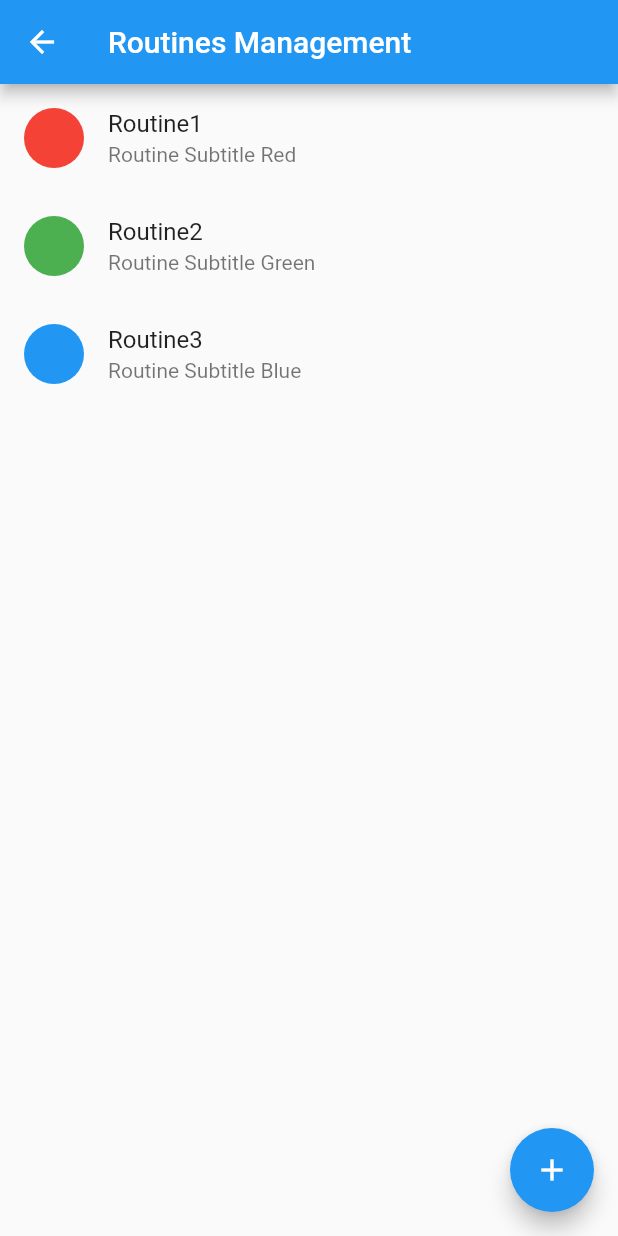
After one commit to jaywon99/routines, a Flutter app: the RoutineListPage screen opened by its route, on a phone screen of 412 x 824 dp. The commit adds this screen. Run offline on Flutter 3.47's test engine with Material 2 defaults, Android fonts, the phone set to English and light mode, and no system bars; our stand-ins replace flutter_colorpicker.

Commit message:
v0.2.1 Persistence 분리 (in-memory) + Bloc
1. Memory DAO 만들기
2. Bloc 적용 - 위에서 만든 DAO를 적용
3. LoadingWidget 만들기
4. refactoring - widget 이름들 수정
5. editform의 named route로 면경

```diff
--- /dev/null
+++ b/lib/blocs/routine_bloc.dart
@@ -0,0 +1,41 @@
+import 'dart:async';
+import 'dart:collection';
+
+import 'package:routines/blocs/bloc_provider.dart';
+import 'package:routines/models/routine.dart';
+
+import 'package:routines/dao/memory/routines.dart';
+
+class RoutineBloc implements BlocBase {
+  // Synchronous Stream to handle the provision of the movie genres
+  // data stream. you get data from here
+  StreamController<List<Routine>> _routineController = StreamController<List<Routine>>.broadcast();
+  Stream<List<Routine>> get routines => _routineController.stream;
+
+  // DAO Object = Find a way to inject this. // Constructor??
+  // interface or something similar
+  RoutinesMemoryDAO _routinesDao = new RoutinesMemoryDAO();
+
+  void dispose() {
+    _routineController.close();
+  }
+
+  void update(Routine routine) {
+    _routinesDao.update(routine).then((_) => _notify());
+  }
+
+  void remove(Routine routine) async {
+    _routinesDao.remove(routine).then((_) => _notify());
+  }
+
+  void getAll() async {
+    List<Routine> _routines = await _routinesDao.findAll();
+    _routineController.sink.add(UnmodifiableListView<Routine>(_routines));
+  }
+
+  void _notify() async {
+    List<Routine> _routines = await _routinesDao.findAll();
+    _routineController.sink.add(UnmodifiableListView<Routine>(_routines));
+  }
+
+}
--- /dev/null
+++ b/lib/const.dart
@@ -0,0 +1,7 @@
+
+class Const {
+  static final String ROUTE_HOME_PAGE = '/'; // right now not used.
+  static final String ROUTE_ABOUT_PAGE = '/about'; // About Page
+  static final String ROUTE_ROUTINE_LIST_PAGE = '/routines'; // Routine list page
+  static final String ROUTE_ROUTINE_EDIT_FORM = '/routines/edit'; // Routine edit form
+}
--- /dev/null
+++ b/lib/dao/memory/routines.dart
@@ -0,0 +1,67 @@
+import 'package:flutter/material.dart';
+import 'package:routines/models/routine.dart';
+
+// interface style로 만들어야 하지 않을지..
+class RoutinesMemoryDAO {
+  List<Routine> _routines;
+  int _lastId = 0;
+
+  RoutinesMemoryDAO() {
+    _routines = List<Routine>();
+    // PUT INITIAL DATA for testing
+    this.update(Routine(
+        id: -1,
+        title: 'Routine1',
+        subtitle: 'Routine Subtitle Red',
+        color: Colors.red));
+    this.update(Routine(
+        id: -1,
+        title: 'Routine2',
+        subtitle: 'Routine Subtitle Green',
+        color: Colors.green));
+    this.update(Routine(
+        id: -1,
+        title: 'Routine3',
+        subtitle: 'Routine Subtitle Blue',
+        color: Colors.blue));
+  }
+
+  // get all routines
+  Future<List<Routine>> findAll() async {
+    // PUT DELAY for TESTING
+    return Future.delayed(Duration(seconds: 1)).then((onValue) => _routines);
+  }
+
+  // find routine by id.
+  Future<Routine> findById(int id) async =>
+      Future.value(_routines.firstWhere((r) => r.id == id));
+
+  // add or update routine.
+  // if not exist, add it, else update it.
+  Future<int> update(Routine routine) async {
+    // print("before ${routine.id} ${routine.title}");
+    if (routine.id == -1 || routine.id == null) {
+      // NEW data
+      routine.id = (await _nextId());
+    }
+    int idx = _routines.indexWhere((item) => item.id == routine.id);
+    if (idx == -1) {
+      _routines.add(routine);
+    } else {
+      _routines[idx] = routine;
+    }
+    // print("after ${routine.id} ${routine.title}");
+    return Future.value(routine.id);
+  }
+
+  // Remove from list.
+  Future<int> remove(Routine routine) {
+    _routines.removeWhere((item) => item.id == routine.id);
+    return Future.value(1);
+  }
+
+  Future<int> _nextId() async {
+    _lastId = _lastId + 1;
+    return Future.value(_lastId);
+  }
+}
--- a/lib/main.dart
+++ b/lib/main.dart
@@ -1,9 +1,23 @@
 import 'package:flutter/material.dart';
+
+import 'package:routines/const.dart';
+
+import 'package:routines/blocs/bloc_provider.dart';
+import 'package:routines/blocs/routine_bloc.dart';
+
 import 'package:routines/widgets/home/page.dart';
 import 'package:routines/widgets/about/page.dart';
-import 'package:routines/widgets/routines/page.dart';
+import 'package:routines/widgets/routine/edit_form.dart';
+import 'package:routines/widgets/routine/list_page.dart';
 
-void main() => runApp(MyApp());
+void main() {
+  return runApp(
+    BlocProvider<RoutineBloc>(
+      bloc: RoutineBloc(), // Add Bloc Here
+      child: MyApp(),
+    ),
+  );
+}
 
 class MyApp extends StatelessWidget {
   // This widget is the root of your application.
@@ -15,11 +29,11 @@ class MyApp extends StatelessWidget {
         primarySwatch: Colors.blue,
       ),
       routes: {
-        // When navigating to the "/second" route, build the AboutPage widget.
-        '/about': (context) => AboutPage(),
-        '/routines': (context) => RoutineList(),
+        Const.ROUTE_ABOUT_PAGE: (context) => AboutPage(),
+        Const.ROUTE_ROUTINE_LIST_PAGE: (context) => RoutineListPage(),
+        Const.ROUTE_ROUTINE_EDIT_FORM: (context) =>
+            RoutineEditForm(routine: ModalRoute.of(context).settings.arguments),
       },
-      // When navigating to the "/" route, it will launch home property
       home: HomePage(title: 'Routines!'),
     );
   }
--- a/lib/widgets/routines/editform.dart
+++ b/lib/widgets/routine/edit_form.dart
@@ -1,21 +1,24 @@
 import 'package:flutter/material.dart';
-import 'package:routines/models/routines.dart';
-import 'package:routines/widgets/common/colorpicker.dart';
+import 'package:routines/blocs/bloc_provider.dart';
+import 'package:routines/blocs/routine_bloc.dart';
+import 'package:routines/models/routine.dart';
+import 'package:routines/widgets/common/color_picker_raised_button.dart';
 
-class RoutineItemEditForm extends StatefulWidget {
-  RoutineItemEditForm({Key key, this.routine}) : super(key: key);
+class RoutineEditForm extends StatefulWidget {
+  RoutineEditForm({Key key, this.routine}) : super(key: key);
   final Routine routine;
 
   @override
-  _RoutineItemEditFormState createState() => _RoutineItemEditFormState();
+  _RoutineEditFormState createState() => _RoutineEditFormState();
 }
 
-class _RoutineItemEditFormState extends State<RoutineItemEditForm> {
+class _RoutineEditFormState extends State<RoutineEditForm> {
   final titleController =
       TextEditingController(); // https://flutter.dev/docs/cookbook/forms/retrieve-input
   final subtitleController = TextEditingController();
   final colorController = ColorPickingController();
   final _formKey = GlobalKey<FormState>();
+  get _isNew => widget.routine == null;
 
   @override
   void initState() {
@@ -36,7 +39,7 @@ class _RoutineItemEditFormState extends State<RoutineItemEditForm> {
 
   @override
   Widget build(BuildContext context) {
-    final title = (widget.routine == null) ? "New Routine" : "Edit Routine";
+    final title = _isNew ? "New Routine" : "Edit Routine";
 
     return Scaffold(
       appBar: AppBar(title: Text(title)),
@@ -80,21 +83,34 @@ class _RoutineItemEditFormState extends State<RoutineItemEditForm> {
                   child: ColorPickerRaisedButtonWidget(
                     controller: colorController,
                     child: Text('Pick Color'),
-                ),),
+                  ),
+                ),
               ),
               Container(
                 alignment: Alignment.centerRight,
                 child: RaisedButton(
                   onPressed: () {
                     if (_formKey.currentState.validate()) {
-                      Navigator.of(context).pop(
-                        Routine(
+                      Routine routine = Routine(
                         id: widget.routine?.id ?? -1,
                         title: titleController.text,
                         subtitle: subtitleController.text,
                         color: colorController.color,
-                        ),
                       );
+
+                      final RoutineBloc bloc =
+                          BlocProvider.of<RoutineBloc>(context);
+                      bloc.update(routine);
+
+                      // TODO: open snackbar after closing window or return back??
+                      // String message = _isNew
+                      //     ? "${routine.title} Added."
+                      //     : "${routine.title} Updated.";
+                      // _scaffoldKey.currentState
+                      //   ..removeCurrentSnackBar()
+                      //   ..showSnackBar(SnackBar(content: Text(message)));
+
+                      Navigator.of(context).pop();
                     }
                   },
                   child: Text('Submit'),
--- a/lib/widgets/routines/listitem.dart
+++ b/lib/widgets/routine/list_item_widget.dart
@@ -1,20 +1,25 @@
 import 'package:flutter/material.dart';
-import 'package:routines/models/routines.dart';
 
-typedef  void CallbackRoutineItem(Routine routine);
+import 'package:routines/blocs/bloc_provider.dart';
+import 'package:routines/blocs/routine_bloc.dart';
+
+import 'package:routines/models/routine.dart';
+
+typedef void CallbackRoutineItem(Routine routine);
 
 // 1. Statefull or Stateless
 class RoutineListItem extends StatelessWidget {
   final Routine routine;
   final CallbackRoutineItem onEditAction; // Callback typedef를 바꾸는 게 좋을 듯..
-  final CallbackRoutineItem onDismissedAction;
 
   RoutineListItem(
-      {Key key, this.routine, this.onDismissedAction, this.onEditAction})
+      {Key key, this.routine, this.onEditAction})
       : super(key: key);
 
   @override
   Widget build(BuildContext context) {
+    final RoutineBloc bloc = BlocProvider.of<RoutineBloc>(context);
+
     return Dismissible(
       key: Key(routine.id.toString()),
       background: Container(
@@ -50,8 +55,12 @@ class RoutineListItem extends StatelessWidget {
         DismissDirection.startToEnd: 0.2,
         DismissDirection.endToStart: 0.2,
       },
-      onDismissed: (direction) =>
-          onDismissedAction(routine), // only one type dismissed support
+      onDismissed: (direction) {
+        Scaffold.of(context)
+          ..removeCurrentSnackBar()
+          ..showSnackBar(SnackBar(content: Text("${routine.title} dismissed")));
+        bloc.remove(routine);
+      },
       child: ListTile(
         title: Text('${routine.title}'),
         subtitle: Text('${routine.subtitle}'),
@@ -59,7 +68,9 @@ class RoutineListItem extends StatelessWidget {
         //   width: 20.0,
         //   color: routine.color,
         // ),
-        leading: CircleAvatar(backgroundColor: routine.color,),
+        leading: CircleAvatar(
+          backgroundColor: routine.color,
+        ),
         onTap: () => onEditAction(routine),
       ),
     );
--- /dev/null
+++ b/lib/widgets/routine/list_page.dart
@@ -0,0 +1,89 @@
+import 'package:flutter/material.dart';
+import 'package:routines/blocs/bloc_provider.dart';
+import 'package:routines/blocs/routine_bloc.dart';
+import 'package:routines/const.dart';
+import 'package:routines/models/routine.dart';
+import 'package:routines/widgets/common/loading_widget.dart';
+import 'package:routines/widgets/routine/list_item_widget.dart';
+
+class RoutineListPage extends StatefulWidget {
+  @override
+  _RoutineListPageState createState() => _RoutineListPageState();
+}
+
+class _RoutineListPageState extends State<RoutineListPage> {
+  final _scaffoldKey = GlobalKey<ScaffoldState>();
+
+  @override
+  Widget build(BuildContext context) {
+    final RoutineBloc bloc = BlocProvider.of<RoutineBloc>(context);
+
+    return Scaffold(
+      key: _scaffoldKey,
+      appBar: AppBar(
+        title: Text('Routines Management'),
+      ),
+      body: Center(
+        child: StreamBuilder<List<Routine>>(
+          stream: bloc.routines,
+          builder:
+              (BuildContext context, AsyncSnapshot<List<Routine>> snapshot) {
+            if (snapshot.data == null) {
+              bloc.getAll();
+              return LoadingWidget();
+            }
+            List<Routine> routines = snapshot.data;
+            return ListView.builder(
+              itemCount: routines.length,
+              itemBuilder: (context, index) {
+                return RoutineListItem(
+                  routine: routines[index],
+                  onEditAction: (routine) => _editRoutineItem(context, routine),
+                );
+              },
+            );
+          },
+        ),
+      ),
+      floatingActionButton: FloatingActionButton(
+        onPressed: () => _newRoutineItem(context),
+        tooltip: 'New Routine',
+        child: Icon(Icons.add),
+      ),
+    );
+  }
+
+  // TODO: Moving to editform.dart (handle Snackbar)
+  Future<void> _newRoutineItem(BuildContext context) async {
+    final resultRoutine = await Navigator.pushNamed(
+      context,
+      Const.ROUTE_ROUTINE_EDIT_FORM,
+      arguments: null,
+    );
+
+    if (resultRoutine != null) {
+      Routine routine = resultRoutine as Routine;
+      _scaffoldKey.currentState
+        ..removeCurrentSnackBar()
+        ..showSnackBar(SnackBar(content: Text("${routine.title} Added.")));
+    }
+  }
+
+  // TODO: Moving to editform.dart (handle Snackbar)
+  Future<void> _editRoutineItem(BuildContext context, Routine routine) async {
+    final resultRoutine = await Navigator.pushNamed(
+      context,
+      Const.ROUTE_ROUTINE_EDIT_FORM,
+      arguments: routine,
+    );
+    if (resultRoutine != null) {
+      Routine routine = resultRoutine as Routine;
+      _scaffoldKey.currentState
+        ..removeCurrentSnackBar()
+        ..showSnackBar(
+            SnackBar(content: Text("${routine.title} Edited.")));
+    }
+  }
+}
+
+// RoutineListPage 와 RoutineList로 나눌까??
--- a/pubspec.yaml
+++ b/pubspec.yaml
@@ -24,6 +24,7 @@ dependencies:
   # Use with the CupertinoIcons class for iOS style icons.
   cupertino_icons: ^0.1.2
   flutter_colorpicker: ^0.3.2
+  synchronized: ^2.2.0
 
 dev_dependencies:
   flutter_test:
```
Also changed, not shown: lib/blocs/bloc_provider.dart (added, +33 -0 lines), lib/widgets/common/loading_widget.dart (added, +20 -0 lines), lib/widgets/routines/page.dart (deleted, +0 -108 lines), lib/models/routine.dart (line endings or trailing spaces), lib/widgets/common/color_picker_raised_button.dart (renamed from lib/widgets/common/colorpicker.dart). Lines whose indentation alone changed are shown as unchanged.
